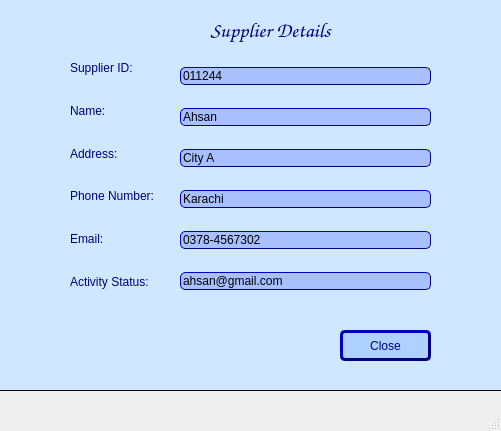
Old version of the form Code-Connection/Screens/43 Supplier info form.ui in the repository ElyanAli/DairyPro.
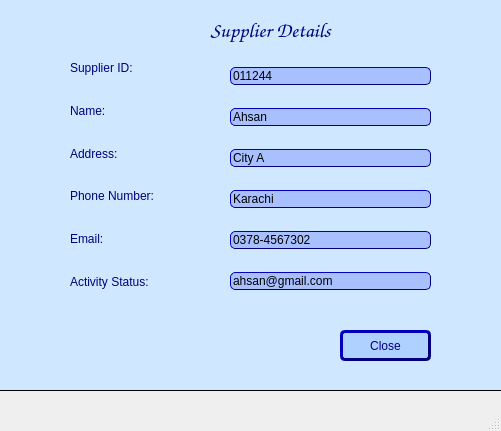
New version of the form.

```diff
--- a/Code-Connection/Screens/43 Supplier info form.ui
+++ b/Code-Connection/Screens/43 Supplier info form.ui
@@ -17,9 +17,9 @@
    <widget class="QWidget" name="layoutWidget">
     <property name="geometry">
      <rect>
-      <x>180</x>
+      <x>230</x>
       <y>50</y>
-      <width>251</width>
+      <width>201</width>
       <height>261</height>
      </rect>
     </property>
@@ -115,7 +115,7 @@
      <rect>
       <x>70</x>
       <y>50</y>
-      <width>128</width>
+      <width>141</width>
       <height>251</height>
      </rect>
     </property>
```
